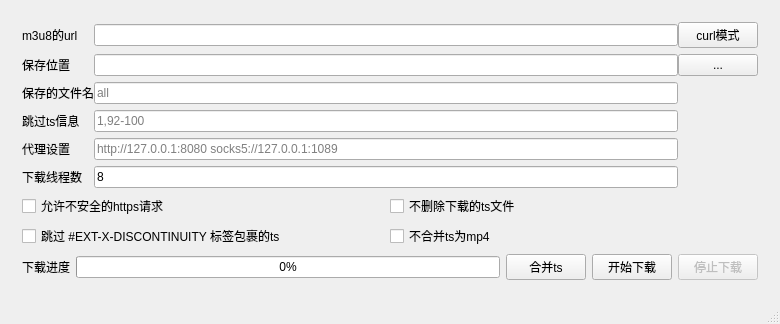
This is m3u8d-qt/mainwindow.ui in orestonce/m3u8d as Qt 5 draws it before an edit. The edited form follows.
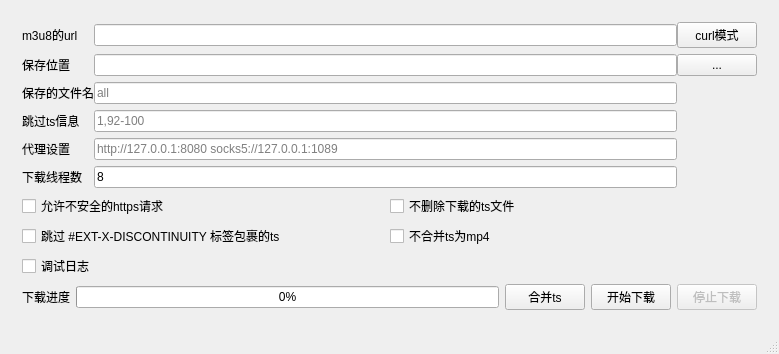
This is the edited form.

Commit message: 支持调试日志

```diff
--- a/m3u8d-qt/mainwindow.ui
+++ b/m3u8d-qt/mainwindow.ui
@@ -6,8 +6,8 @@
    <rect>
     <x>0</x>
     <y>0</y>
-    <width>780</width>
-    <height>299</height>
+    <width>779</width>
+    <height>338</height>
    </rect>
   </property>
   <property name="windowTitle">
@@ -152,6 +152,9 @@
           <property name="horizontalSpacing">
            <number>0</number>
           </property>
+          <property name="verticalSpacing">
+           <number>6</number>
+          </property>
           <item row="0" column="0">
            <widget class="QCheckBox" name="checkBox_Insecure">
             <property name="text">
@@ -166,13 +169,6 @@
             </property>
            </widget>
           </item>
-          <item row="1" column="1">
-           <widget class="QCheckBox" name="checkBox_SkipMergeTs">
-            <property name="text">
-             <string>不合并ts为mp4</string>
-            </property>
-           </widget>
-          </item>
           <item row="1" column="0">
            <widget class="QCheckBox" name="checkBox_Skip_EXT_X_DISCONTINUITY">
             <property name="text">
@@ -180,6 +176,20 @@
             </property>
            </widget>
           </item>
+          <item row="1" column="1">
+           <widget class="QCheckBox" name="checkBox_SkipMergeTs">
+            <property name="text">
+             <string>不合并ts为mp4</string>
+            </property>
+           </widget>
+          </item>
+          <item row="2" column="0">
+           <widget class="QCheckBox" name="checkBox_DebugLog">
+            <property name="text">
+             <string>调试日志</string>
+            </property>
+           </widget>
+          </item>
          </layout>
         </item>
         <item>
```
The commit also changes 6 other files.
